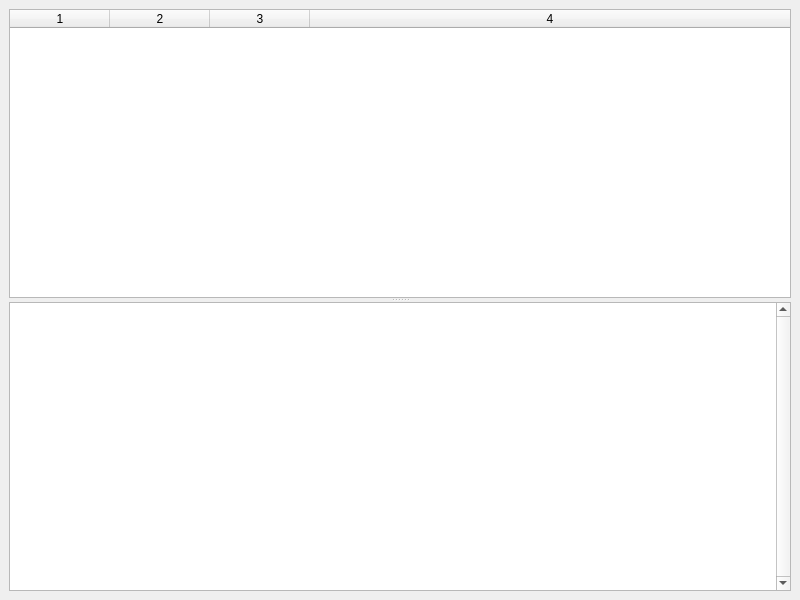
This is Tools/SubControl/forms/mainwindow.ui in uf-mil-archive/sub-2012 as Qt 5 draws it before an edit. The edited form follows.
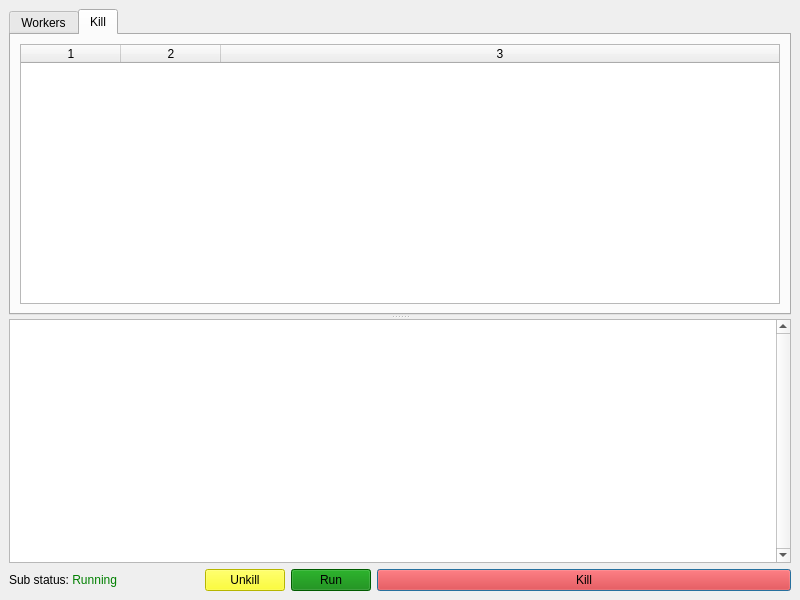
This is the edited form. The open tabs and pages were chosen to show the change.

Commit message: Added giant red kill button to subcontrol, as well as the ability to view what has the sub killed

Patch:
```diff
--- a/Tools/SubControl/forms/mainwindow.ui
+++ b/Tools/SubControl/forms/mainwindow.ui
@@ -14,12 +14,28 @@
    <string>SubControl</string>
   </property>
   <widget class="QWidget" name="centralwidget">
-   <layout class="QVBoxLayout" name="verticalLayout">
+   <layout class="QVBoxLayout" name="verticalLayout_3">
     <item>
      <widget class="QSplitter" name="splitter">
       <property name="orientation">
        <enum>Qt::Vertical</enum>
       </property>
+      <property name="opaqueResize">
+       <bool>true</bool>
+      </property>
+      <property name="childrenCollapsible">
+       <bool>false</bool>
+      </property>
+      <widget class="QTabWidget" name="tabWidget">
+       <property name="currentIndex">
+        <number>0</number>
+       </property>
+       <widget class="QWidget" name="tab_7">
+        <attribute name="title">
+         <string>Workers</string>
+        </attribute>
+        <layout class="QVBoxLayout" name="verticalLayout">
+         <item>
       <widget class="QTableWidget" name="workerStatusTable">
        <property name="enabled">
         <bool>true</bool>
@@ -65,6 +81,63 @@
        <column/>
        <column/>
       </widget>
+         </item>
+        </layout>
+       </widget>
+       <widget class="QWidget" name="tab_6">
+        <attribute name="title">
+         <string>Kill</string>
+        </attribute>
+        <layout class="QVBoxLayout" name="verticalLayout_2">
+         <item>
+          <widget class="QTableWidget" name="killStatusTable">
+           <property name="enabled">
+            <bool>true</bool>
+           </property>
+           <property name="editTriggers">
+            <set>QAbstractItemView::NoEditTriggers</set>
+           </property>
+           <property name="showDropIndicator" stdset="0">
+            <bool>false</bool>
+           </property>
+           <property name="selectionMode">
+            <enum>QAbstractItemView::NoSelection</enum>
+           </property>
+           <property name="columnCount">
+            <number>3</number>
+           </property>
+           <attribute name="horizontalHeaderHighlightSections">
+            <bool>false</bool>
+           </attribute>
+           <attribute name="horizontalHeaderStretchLastSection">
+            <bool>true</bool>
+           </attribute>
+           <attribute name="verticalHeaderVisible">
+            <bool>false</bool>
+           </attribute>
+           <attribute name="verticalHeaderHighlightSections">
+            <bool>true</bool>
+           </attribute>
+           <attribute name="verticalHeaderVisible">
+            <bool>false</bool>
+           </attribute>
+           <attribute name="horizontalHeaderStretchLastSection">
+            <bool>true</bool>
+           </attribute>
+           <attribute name="horizontalHeaderHighlightSections">
+            <bool>false</bool>
+           </attribute>
+           <attribute name="verticalHeaderHighlightSections">
+            <bool>true</bool>
+           </attribute>
+           <column/>
+           <column/>
+           <column/>
+          </widget>
+         </item>
+        </layout>
+       </widget>
+      </widget>
       <widget class="QPlainTextEdit" name="logTextEdit">
        <property name="enabled">
         <bool>true</bool>
@@ -84,6 +157,81 @@
       </widget>
      </widget>
     </item>
+    <item>
+     <layout class="QHBoxLayout" name="horizontalLayout" stretch="0,0,0,0,1">
+      <item>
+       <widget class="QLabel" name="killStatusLabel">
+        <property name="sizePolicy">
+         <sizepolicy hsizetype="Fixed" vsizetype="Preferred">
+          <horstretch>0</horstretch>
+          <verstretch>0</verstretch>
+         </sizepolicy>
+        </property>
+        <property name="minimumSize">
+         <size>
+          <width>150</width>
+          <height>0</height>
+         </size>
+        </property>
+        <property name="text">
+         <string>Sub status: &lt;span style=&quot; color:green;&quot;&gt;Running&lt;/span&gt;</string>
+        </property>
+       </widget>
+      </item>
+      <item>
+       <spacer name="horizontalSpacer">
+        <property name="orientation">
+         <enum>Qt::Horizontal</enum>
+        </property>
+        <property name="sizeType">
+         <enum>QSizePolicy::Fixed</enum>
+        </property>
+        <property name="sizeHint" stdset="0">
+         <size>
+          <width>40</width>
+          <height>20</height>
+         </size>
+        </property>
+       </spacer>
+      </item>
+      <item>
+       <widget class="QPushButton" name="unkillButton">
+        <property name="styleSheet">
+         <string notr="true">background-color: yellow</string>
+        </property>
+        <property name="text">
+         <string>Unkill</string>
+        </property>
+       </widget>
+      </item>
+      <item>
+       <widget class="QPushButton" name="runButton">
+        <property name="styleSheet">
+         <string notr="true">background-color: green</string>
+        </property>
+        <property name="text">
+         <string>Run</string>
+        </property>
+       </widget>
+      </item>
+      <item>
+       <widget class="QPushButton" name="killButton">
+        <property name="styleSheet">
+         <string notr="true">background-color: red</string>
+        </property>
+        <property name="text">
+         <string>Kill</string>
+        </property>
+        <property name="autoDefault">
+         <bool>true</bool>
+        </property>
+        <property name="default">
+         <bool>true</bool>
+        </property>
+       </widget>
+      </item>
+     </layout>
+    </item>
    </layout>
   </widget>
  </widget>
```
Lines whose indentation alone changed are shown as unchanged. The commit also changes 2 other files.
